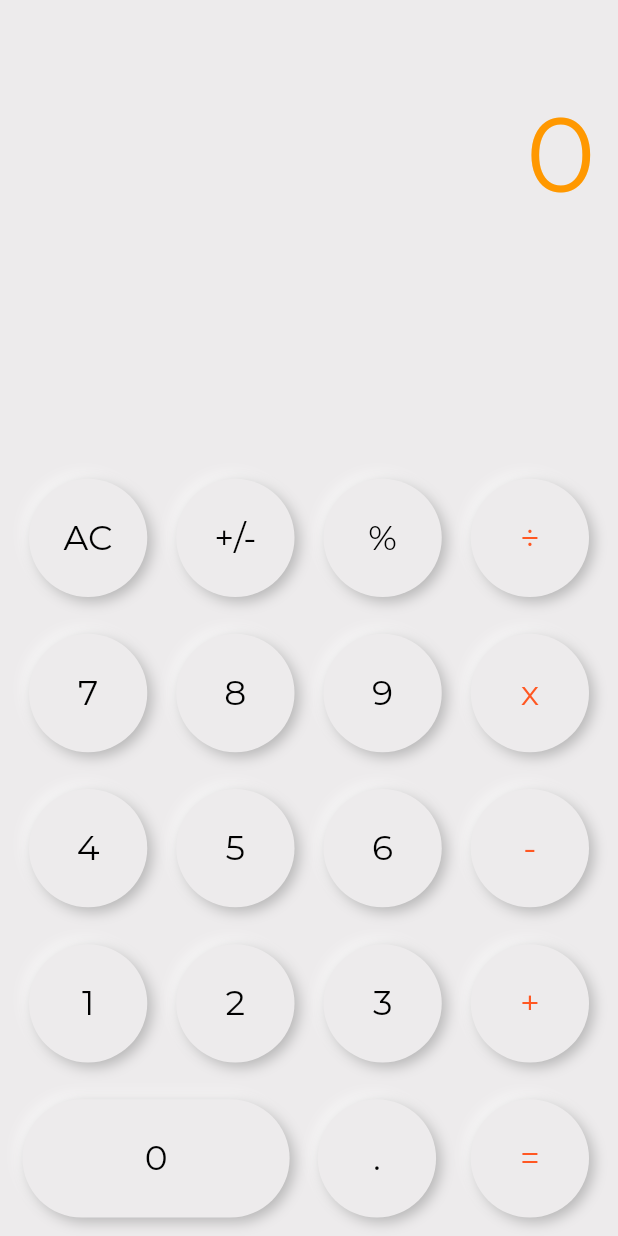
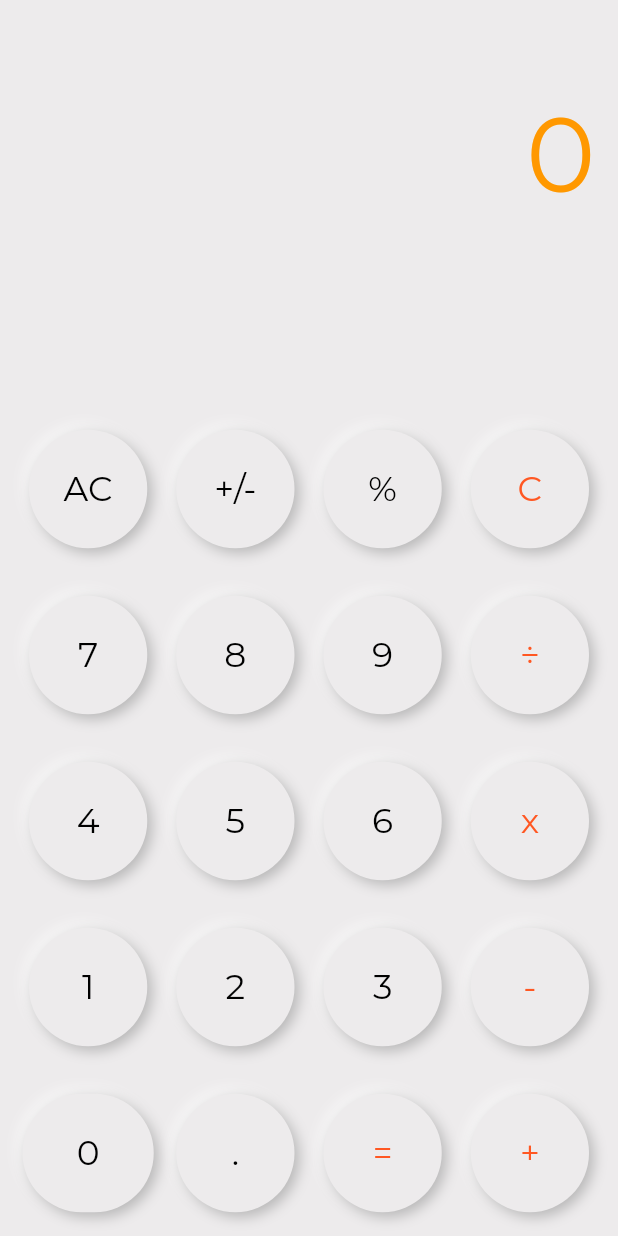
Before and after one commit to SnoopyCodeX/Flutter-Calculator-App, a Flutter app: the screen it shows after launch, on a phone screen of 412 x 824 dp. Run offline on Flutter 3.47's test engine with Material 2 defaults, Android fonts, the light colour scheme and no system bars; drawn by our look-alikes of auto_size_text, flutter_neumorphic.

Commit message:
Refactored UI

```diff
--- a/lib/calculator_page.dart
+++ b/lib/calculator_page.dart
@@ -1,4 +1,5 @@
-import 'package:flutter/material.dart';
+import 'package:auto_size_text/auto_size_text.dart';
+import 'package:flutter/rendering.dart';
 import 'package:flutter_neumorphic/flutter_neumorphic.dart';
 import 'package:test_app/calculator_brain.dart';
 import 'package:test_app/constants.dart';
@@ -29,39 +30,30 @@
   Widget build(BuildContext context) {
     return Scaffold(
       backgroundColor: Color(0xFFEDEBEC),
-      body: SafeArea(
-        child: Padding(
-          padding: const EdgeInsets.symmetric(horizontal: 15),
+      body: Padding(
+        padding: const EdgeInsets.only(top: 60, left: 15, right: 15),
         child: Column(
           crossAxisAlignment: CrossAxisAlignment.end,
           children: <Widget>[
             Expanded(
-                flex: 2,
-                child: Padding(
-                  padding: const EdgeInsets.only(top: 60),
-                  child: ConstrainedBox(
-                    constraints: BoxConstraints(
-                      maxWidth: 300,
-                      maxHeight: 70,
-                    ),
-                    child: Text(
+              child: AutoSizeText(
                 result[0],
                 style: kResultTextStyle,
-                      softWrap: false,
-                      overflow: TextOverflow.ellipsis,
-                    ),
-                  ),
+                maxFontSize: 70,
+                minFontSize: 20,
+                stepGranularity: 10,
               ),
             ),
             SizedBox(
               height: 100,
               child: Padding(
                 padding: const EdgeInsets.only(top: 20, bottom: 30),
-                  child: Text(
+                child: AutoSizeText(
                   result[1],
                   style: kOperationTextStyle,
-                    softWrap: false,
-                    overflow: TextOverflow.ellipsis,
+                  maxFontSize: 30,
+                  minFontSize: 10,
+                  stepGranularity: 10,
                 ),
               ),
             ),
@@ -106,11 +98,11 @@
                   RoundButton(
                     buttonBoxShape: NeumorphicBoxShape.circle(),
                     colorText: kOrangeColorText,
-                      buttonText: "÷",
+                    buttonText: "C",
                     buttonWidth: 8,
                     onPressed: () {
                       setState(() {
-                          result = brain.buttonPressed("÷");
+                        result = brain.buttonPressed("C");
                       });
                     },
                   ),
@@ -158,11 +150,11 @@
                   RoundButton(
                     buttonBoxShape: NeumorphicBoxShape.circle(),
                     colorText: kOrangeColorText,
-                      buttonText: "x",
+                    buttonText: "÷",
                     buttonWidth: 8,
                     onPressed: () {
                       setState(() {
-                          result = brain.buttonPressed("x");
+                        result = brain.buttonPressed("÷");
                       });
                     },
                   ),
@@ -210,11 +202,11 @@
                   RoundButton(
                     buttonBoxShape: NeumorphicBoxShape.circle(),
                     colorText: kOrangeColorText,
-                      buttonText: "-",
+                    buttonText: "x",
                     buttonWidth: 8,
                     onPressed: () {
                       setState(() {
-                          result = brain.buttonPressed("-");
+                        result = brain.buttonPressed("x");
                       });
                     },
                   ),
@@ -262,11 +254,11 @@
                   RoundButton(
                     buttonBoxShape: NeumorphicBoxShape.circle(),
                     colorText: kOrangeColorText,
-                      buttonText: "+",
+                    buttonText: "-",
                     buttonWidth: 8,
                     onPressed: () {
                       setState(() {
-                          result = brain.buttonPressed("+");
+                        result = brain.buttonPressed("-");
                       });
                     },
                   ),
@@ -279,11 +271,10 @@
                 mainAxisAlignment: MainAxisAlignment.spaceBetween,
                 children: <Widget>[
                   RoundButton(
-                      buttonBoxShape: NeumorphicBoxShape.roundRect(
-                          BorderRadius.circular(40.0)),
+                    buttonBoxShape: NeumorphicBoxShape.roundRect(BorderRadius.circular(40.0)),
                     colorText: kBlackColorText,
                     buttonText: "0",
-                      buttonWidth: 2.9,
+                    buttonWidth: 8,
                     onPressed: () {
                       setState(() {
                         result = brain.buttonPressed("0");
@@ -312,13 +303,23 @@
                       });
                     },
                   ),
+                  RoundButton(
+                    buttonBoxShape: NeumorphicBoxShape.circle(),
+                    colorText: kOrangeColorText,
+                    buttonText: "+",
+                    buttonWidth: 8,
+                    onPressed: () {
+                      setState(() {
+                        result = brain.buttonPressed("+");
+                      });
+                    },
+                  ),
                 ],
               ),
             ),
           ],
         ),
       ),
-      ),
     );
   }
 }
```
Lines whose indentation alone changed are shown as unchanged.
